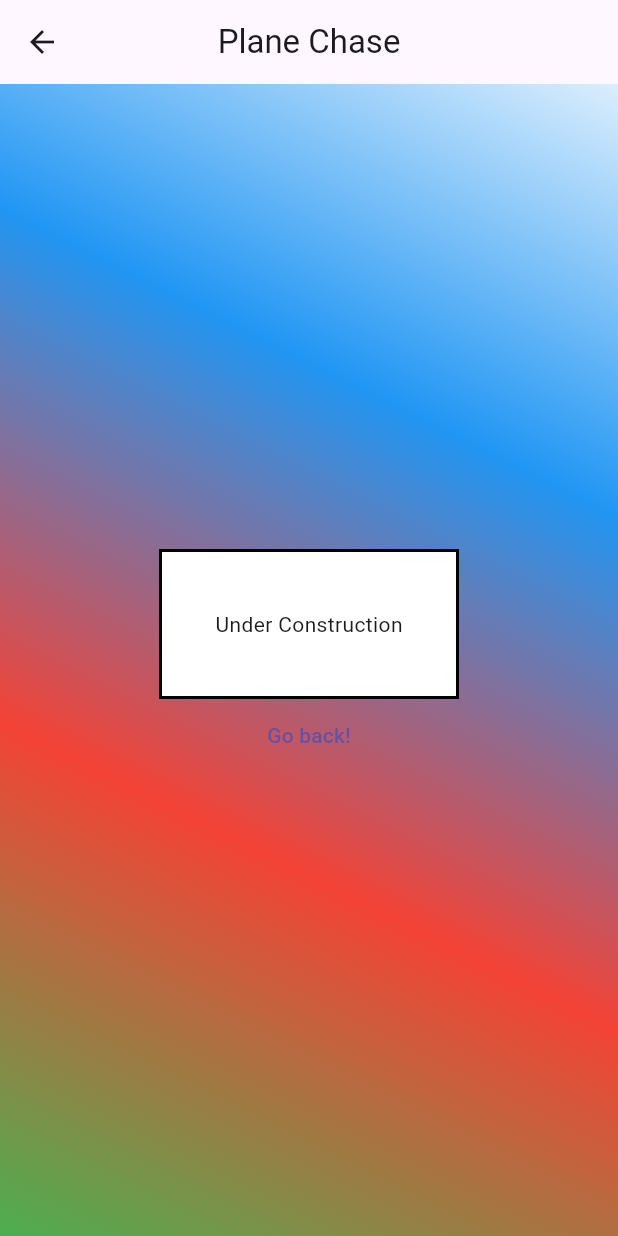
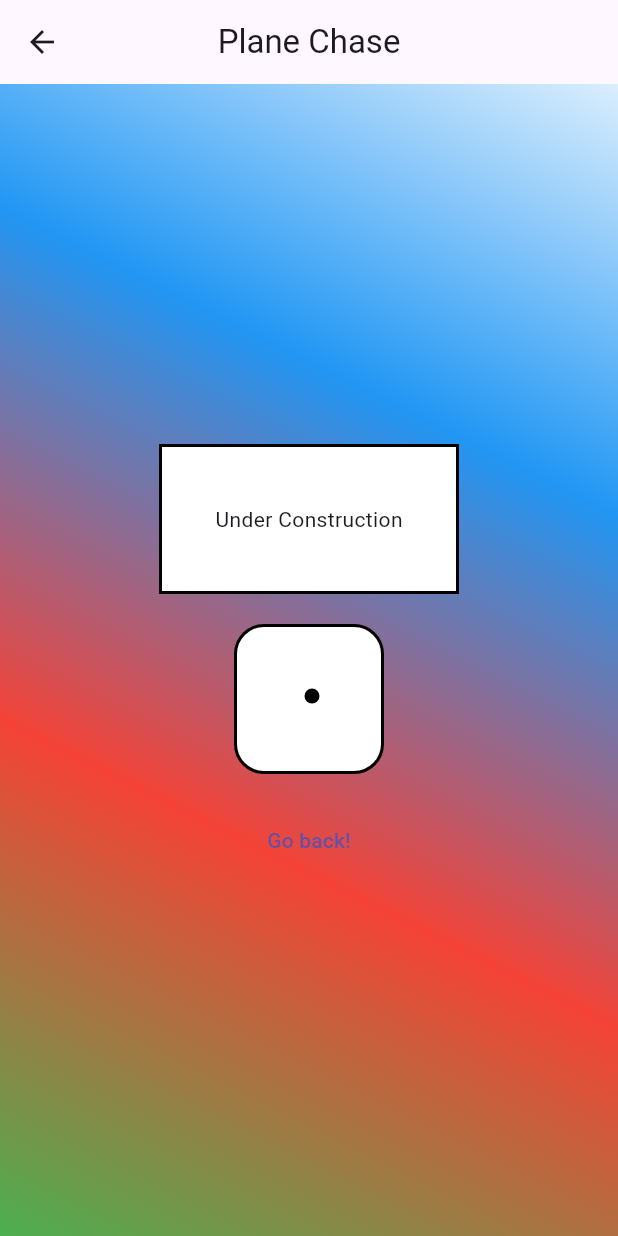
Before and after one commit to ViCTiM89/weatherlight, a Flutter app: the PlaneChase screen opened directly, on a phone screen of 412 x 824 dp. Run offline on Flutter 3.47's test engine with Material 3 defaults, Android fonts, the phone set to English and light mode, and no system bars; our stand-ins replace wakelock.

Commit message:
Added Dice Roll to Plane Chase

```diff
--- /dev/null
+++ b/lib/dice_eye_widget.dart
@@ -0,0 +1,103 @@
+import 'package:flutter/material.dart';
+
+class DiceEyesWidget extends StatelessWidget {
+  final int numberOfEyes;
+  final Color eyeColor;
+  final double eyeOffsetRight;
+  final double eyeOffsetBottom;
+
+  const DiceEyesWidget({
+    Key? key,
+    required this.numberOfEyes,
+    required this.eyeColor,
+    required this.eyeOffsetRight,
+    required this.eyeOffsetBottom,
+  }) : super(key: key);
+
+  @override
+  Widget build(BuildContext context) {
+    // Define the eye positions based on the dice number
+    final List<Offset> eyePositions = _calculateEyePositions(numberOfEyes);
+
+    return Stack(
+      children: [
+        for (final position in eyePositions)
+          Positioned(
+            left: position.dx,
+            top: position.dy,
+            child: _buildEye(eyeColor),
+          ),
+      ],
+    );
+  }
+
+  Widget _buildEye(Color color) {
+    return Container(
+      width: 10, // Adjust size of the eye as needed
+      height: 10,
+      decoration: BoxDecoration(
+        shape: BoxShape.circle,
+        color: color,
+      ),
+    );
+  }
+
+  // Calculate the positions of additional eyes based on the dice number
+  List<Offset> _calculateEyePositions(int numberOfEyes) {
+    final double offsetX = eyeOffsetRight;
+    final double offsetY = eyeOffsetBottom;
+
+    final double offsetTop = offsetY/10;
+    final double offsetBottom = offsetY + offsetY/10;
+
+    final double offsetLeft = offsetX/10;
+    final double offsetRight = offsetX;
+
+    final double offsetXCenter = offsetX / 2 + offsetLeft;
+    final double offsetYCenter = offsetY / 2 + offsetTop;
+
+    switch (numberOfEyes) {
+      case 1:
+        return [
+          Offset(offsetXCenter, offsetYCenter), // Center
+        ];
+      case 2:
+        return [
+          Offset(offsetLeft, offsetTop), // Top Left
+          Offset(offsetRight, offsetBottom), // Bottom Right
+        ];
+      case 3:
+        return [
+          Offset(offsetLeft, offsetTop), // Top Left
+          Offset(offsetXCenter, offsetYCenter), // Center
+          Offset(offsetRight, offsetBottom), // Bottom Right
+        ];
+      case 4:
+        return [
+          Offset(offsetLeft, offsetTop), // Top left
+          Offset(offsetLeft, offsetBottom), // Bottom left
+          Offset(offsetRight, offsetTop), // Top right
+          Offset(offsetRight, offsetBottom), // Bottom right
+        ];
+      case 5:
+        return [
+          Offset(offsetLeft, offsetTop), // Top left
+          Offset(offsetLeft, offsetBottom), // Bottom left
+          Offset(offsetXCenter, offsetYCenter), // Center
+          Offset(offsetRight, offsetTop), // Top right
+          Offset(offsetRight, offsetBottom), // Bottom right
+        ];
+      case 6:
+        return [
+          Offset(offsetLeft, offsetTop), // Top left
+          Offset(offsetLeft, offsetBottom), // Bottom left
+          Offset(offsetLeft, offsetYCenter), // Left center
+          Offset(offsetRight, offsetYCenter), // Right center
+          Offset(offsetRight, offsetTop), // Top right
+          Offset(offsetRight, offsetBottom), // Bottom right
+        ];
+      default:
+        return [];
+    }
+  }
+}
--- /dev/null
+++ b/lib/dice_roll_widget.dart
@@ -0,0 +1,77 @@
+import 'package:flutter/material.dart';
+import 'dart:math';
+
+import 'dice_eye_widget.dart';
+
+class DiceRollWidget extends StatefulWidget {
+  final double diceLength;
+  final Color diceColor;
+  final Color diceBorder;
+  final Color eyeColor;
+  final int rollCount;
+  final double offsetRight;
+  final double offsetBottom;
+
+  const DiceRollWidget({
+    Key? key,
+    required this.diceLength,
+    required this.diceColor,
+    required this.diceBorder,
+    required this.rollCount,
+    required this.eyeColor,
+    required this.offsetRight,
+    required this.offsetBottom,
+  }) : super(key: key);
+
+  @override
+  State<DiceRollWidget> createState() => _DiceRollWidgetState();
+}
+
+class _DiceRollWidgetState extends State<DiceRollWidget> {
+  int diceRoll = 1;
+  int previousRoll = 0;
+
+  Future<void> _startRollAnimation() async {
+    for (int i = 0; i < widget.rollCount; i++) {
+      await Future.delayed(const Duration(milliseconds: 250), () {
+        setState(() {
+          do {
+            diceRoll = Random().nextInt(6) + 1;
+          } while (diceRoll == previousRoll); // Repeat until it's different
+          previousRoll = diceRoll; // Update previous roll
+          diceRoll = 5;
+          print(diceRoll);
+        });
+      });
+    }
+  }
+
+  @override
+  Widget build(BuildContext context) {
+    return Column(
+      children: [
+        Container(
+          height: widget.diceLength,
+          width: widget.diceLength,
+          decoration: BoxDecoration(
+            color: widget.diceColor,
+            border: Border.all(color: widget.diceBorder, width: 2),
+            borderRadius: BorderRadius.circular(20),
+          ),
+          child: TextButton(
+            onPressed: _startRollAnimation,
+            child: diceRoll == 0
+                ? SizedBox() // No dice image to show initially
+                : DiceEyesWidget(
+                    numberOfEyes: diceRoll,
+                    eyeColor: widget.eyeColor,
+                    eyeOffsetRight: widget.offsetRight,
+                    eyeOffsetBottom:
+                        widget.offsetBottom, // Customize eye color here
+                  ),
+          ),
+        ),
+      ],
+    );
+  }
+}
--- a/lib/plane_chase.dart
+++ b/lib/plane_chase.dart
@@ -1,7 +1,53 @@
 import 'package:flutter/material.dart';
+import 'package:wakelock/wakelock.dart';
+import 'package:weatherlight/dice_roll_widget.dart';
 
-class PlaneChase extends StatelessWidget {
-  const PlaneChase ({required Key key}) : super(key: key);
+class PlaneChase extends StatefulWidget {
+  const PlaneChase({required Key key}) : super(key: key);
+
+  @override
+  State<PlaneChase> createState() => _PlaneChaseState();
+}
+
+class _PlaneChaseState extends State<PlaneChase> {
+  int diceRoll = 0;
+
+  @override
+  void initState() {
+    super.initState();
+    // Enable wakelock when entering the screen
+    Wakelock.enable();
+  }
+
+  @override
+  void dispose() {
+    // Disable wakelock when leaving the screen
+    Wakelock.disable();
+    super.dispose();
+  }
+
+  Widget _buildUnderConstructionWidget() {
+    return Container(
+      height: 100,
+      width: 200,
+      decoration: BoxDecoration(
+        color: Colors.white,
+        border: Border.all(color: Colors.black, width: 2),
+      ),
+      child: const Center(
+        child: Text('Under Construction'),
+      ),
+    );
+  }
+
+  Widget _buildGoBackButton(BuildContext context) {
+    return TextButton(
+      onPressed: () {
+        Navigator.pop(context);
+      },
+      child: const Text('Go back!'),
+    );
+  }
 
   @override
   Widget build(BuildContext context) {
@@ -23,23 +69,19 @@ class PlaneChase extends StatelessWidget {
           child: Column(
             mainAxisAlignment: MainAxisAlignment.center,
             children: <Widget>[
-              Container(
-                height: 100,
-                width: 200,
-                decoration: BoxDecoration(
-                  color: Colors.white,
-                  border: Border.all(color: Colors.black, width: 2),
-                ),
-                child: const Center(
-                  child: Text('Under Construction'),
-                ),
+              _buildUnderConstructionWidget(),
+              const SizedBox(height: 20),
+              const DiceRollWidget(
+                diceLength: 100,
+                offsetRight: 55,
+                offsetBottom: 55,
+                diceColor: Colors.white,
+                diceBorder: Colors.black,
+                eyeColor: Colors.black,
+                rollCount: 5,
               ),
-              TextButton (
-                onPressed: () {
-                  Navigator.pop(context);
-                },
-                child: const Text('Go back!'),
-              ),
+              const SizedBox(height: 20),
+              _buildGoBackButton(context),
             ],
           ),
         ),
```
